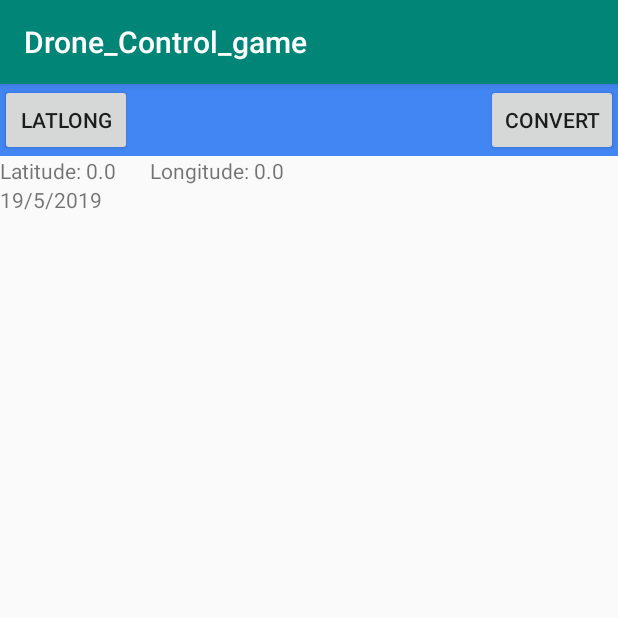
After one commit to siyu7866/drone_control_game, an Android app: the LocationListActivity screen opened directly, with no data from a screen before it, on a phone screen of 412 x 824 dp, the top half of it. The commit adds this screen. Run offline under Robolectric (Android 15) with nearby library versions, the phone set to English and light mode, and no system bars; libraries missing offline, so code that uses them is left out: com.google.maps, com.google.maps.model, dji.sdk.products.

Commit message:
final, not terminal commit

```diff
--- a/app/build.gradle
+++ b/app/build.gradle
@@ -9,6 +9,10 @@ android {
         versionCode 1
         versionName "1.0"
         testInstrumentationRunner "android.support.test.runner.AndroidJUnitRunner"
+    }
+    compileOptions {
+        sourceCompatibility 1.8
+        targetCompatibility 1.8
     }
     packagingOptions {
         doNotStrip "*/*/libdjivideo.so"
@@ -39,4 +43,6 @@ dependencies {
     androidTestImplementation 'com.android.support.test.espresso:espresso-core:3.0.2'
     implementation 'com.dji:dji-sdk:4.6'
     compileOnly 'com.dji:dji-sdk-provided:4.6'
+    implementation 'com.google.maps:google-maps-services:0.9.3'
+    implementation 'org.slf4j:slf4j-simple:1.7.25'
 }
--- a/app/src/main/AndroidManifest.xml
+++ b/app/src/main/AndroidManifest.xml
@@ -66,6 +66,7 @@
                 <category android:name="android.intent.category.LAUNCHER" />
             </intent-filter>
         </activity>
+        <activity android:name=".LocationListActivity" />
     </application>
 
 </manifest>
--- /dev/null
+++ b/app/src/main/java/importsdkdemo/dji/com/drone_control_game/Drone.java
@@ -0,0 +1,67 @@
+package importsdkdemo.dji.com.drone_control_game;
+
+import java.util.Calendar;
+
+public class Drone {
+    private double latitude;
+    private double longitude;
+    private Calendar flyingDate;
+    private int droneId;
+    private String formatFlyingDate;
+    private String address;
+
+    public Drone() {
+        droneId = -1;
+        latitude = 0;
+        longitude = 0;
+        flyingDate = Calendar.getInstance();
+    }
+
+    public double getLatitude() {
+        return latitude;
+    }
+
+    public void setLatitude(double i) {
+        latitude = i;
+    }
+
+    public double getLongitude() {
+        return longitude;
+    }
+
+    public void setLongitude(double i) {
+        longitude = i;
+    }
+
+    public Calendar getFlyingDate() {
+        return flyingDate;
+    }
+
+    public void setFlyingDate(Calendar c) {
+        flyingDate = c;
+    }
+
+    public String getFormatFlyingDate() {
+        return formatFlyingDate;
+    }
+
+    public void setFormatFlyingDate(String s) {
+        formatFlyingDate = s;
+    }
+
+    public int getDroneId() {
+        return droneId;
+    }
+
+    public void setDroneId(int i) {
+        droneId = i;
+    }
+
+    public String getAddress() {
+        return address;
+    }
+
+    public void setAddress(String s) {
+        address = s;
+    }
+}
--- /dev/null
+++ b/app/src/main/java/importsdkdemo/dji/com/drone_control_game/DroneDBHelper.java
@@ -0,0 +1,34 @@
+package importsdkdemo.dji.com.drone_control_game;
+
+import android.content.Context;
+import android.database.sqlite.SQLiteDatabase;
+import android.database.sqlite.SQLiteOpenHelper;
+
+public class DroneDBHelper extends SQLiteOpenHelper {
+    private static final String DATABASE_NAME = "dronedata.db";
+    private static final int DATABASE_VERSION = 2;
+
+    private static final String CREATE_TABLE_CONTACT =
+            "create table drone (_id integer primary key autoincrement, "
+                    + "flyingdate text, "
+                    + "latitude text, longitude text, "
+                    + "address text);";
+
+    public DroneDBHelper (Context context) {
+        super (context, DATABASE_NAME, null, DATABASE_VERSION);
+    }
+
+    @Override
+    public void onCreate (SQLiteDatabase db) {
+        db.execSQL(CREATE_TABLE_CONTACT);
+    }
+
+    @Override
+    public void onUpgrade (SQLiteDatabase db, int oldVersion, int newVersion) {
+        //Log.w(ContactDBHelper.class.getName(),
+        //"Upgrading database from version" + oldVersion + "to" + newVersion + ", which will destroy all old data");
+        //db.execSQL("DROP TABLE IF EXISTS contact");
+        //onCreate(db);
+    }
+
+}
--- /dev/null
+++ b/app/src/main/java/importsdkdemo/dji/com/drone_control_game/DroneDataSource.java
@@ -0,0 +1,123 @@
+package importsdkdemo.dji.com.drone_control_game;
+
+import android.content.ContentValues;
+import android.content.Context;
+import android.database.Cursor;
+import android.database.sqlite.SQLiteDatabase;
+import android.database.sqlite.SQLiteException;
+
+import java.util.ArrayList;
+import java.util.Calendar;
+
+public class DroneDataSource {
+
+    private SQLiteDatabase database;
+    private DroneDBHelper dbHelper;
+
+    public DroneDataSource(Context context) {
+        dbHelper = new DroneDBHelper(context);
+    }
+
+    public void open() throws SQLiteException {
+        database = dbHelper.getWritableDatabase();
+    }
+
+    public void close() {
+        dbHelper.close();
+    }
+
+    public void insertFlightData(Drone d) {
+        //boolean didSucceed = false;
+        try {
+            ContentValues initialValues = new ContentValues();
+            int month = d.getFlyingDate().get(Calendar.MONTH) + 1;
+            initialValues.put("flyingdate", String.valueOf(d.getFlyingDate().get(Calendar.DAY_OF_MONTH) + "/" + month + "/" +
+            d.getFlyingDate().get(Calendar.YEAR)));
+            initialValues.put("latitude", d.getLatitude());
+            initialValues.put("longitude", d.getLongitude());
+
+            database.insert("drone", null, initialValues);
+            //didSucceed = database.insert("drone", null, initialValues) > 0;
+        }
+        catch (Exception e) {
+
+        }
+        //return didSucceed;
+    }
+
+    public void insertLocationAddress(Drone d) {
+        try {
+            int rowId = d.getDroneId();
+            ContentValues updatedValues = new ContentValues();
+            updatedValues.put("flyingdate", d.getFormatFlyingDate());
+            updatedValues.put("latitude", d.getLatitude());
+            updatedValues.put("longitude", d.getLongitude());
+            updatedValues.put("address", d.getAddress());
+
+            database.update("drone", updatedValues, "_id=" + rowId, null);
+        }
+        catch (Exception e) {
+
+        }
+    }
+
+    public ArrayList<Drone> getFlyingData() {
+        ArrayList<Drone> flyingData = new ArrayList<Drone>();
+        Cursor cursor = null;
+
+        try {
+            String query = "SELECT * FROM drone";
+            cursor = database.rawQuery(query, null);
+
+            Drone d;
+            cursor.moveToFirst();
+            while (!cursor.isAfterLast()) {
+                d = new Drone();
+                //Calendar calendar = Calendar.getInstance();
+                //calendar.setTimeInMillis(Long.valueOf(cursor.getString(0)));
+                //d.setFlyingDate(calendar);
+                d.setDroneId(cursor.getInt(0));
+                d.setFormatFlyingDate(cursor.getString(1));
+                d.setLatitude(cursor.getDouble(2));
+                d.setLongitude(cursor.getDouble(3));
+                d.setAddress(cursor.getString(4));
+                flyingData.add(d);
+                cursor.moveToNext();
+            }
+            cursor.close();
+        }
+        catch (Exception e) {
+            flyingData = new ArrayList<Drone>();
+        }
+        return flyingData;
+    }
+
+    public ArrayList<Drone> getLalLongs() {
+        ArrayList<Drone> locationLalLongs = new ArrayList<Drone>();
+        Cursor cursor = null;
+
+        try {
+            String query = "SELECT DISTINCT latitude, longitude FROM drone";
+            cursor = database.rawQuery(query, null);
+
+            Drone d;
+            cursor.moveToFirst();
+            while (!cursor.isAfterLast()) {
+                d = new Drone();
+                //if (d.getLatitude() = null) {
+                    //cursor.moveToNext();
+                //} else {
+                    d.setLatitude(cursor.getDouble(0));
+                    d.setLongitude(cursor.getDouble(1));
+                    locationLalLongs.add(d);
+                    cursor.moveToNext();
+                //}
+            }
+            cursor.close();
+        }
+        catch (Exception e) {
+            locationLalLongs = new ArrayList<Drone>();
+        }
+        return locationLalLongs;
+    }
+}
--- /dev/null
+++ b/app/src/main/java/importsdkdemo/dji/com/drone_control_game/FlyingDataAdapter.java
@@ -0,0 +1,51 @@
+package importsdkdemo.dji.com.drone_control_game;
+
+import android.content.Context;
+import android.text.format.DateFormat;
+import android.view.LayoutInflater;
+import android.view.View;
+import android.view.ViewGroup;
+import android.widget.ArrayAdapter;
+import android.widget.Button;
+import android.widget.TextView;
+
+import java.util.ArrayList;
+
+public class FlyingDataAdapter extends ArrayAdapter<Drone> {
+    private ArrayList<Drone> items;
+    private Context adapterContext;
+
+    public FlyingDataAdapter(Context context, ArrayList<Drone> items) {
+        super(context, R.layout.list_item_location, items);
+        adapterContext = context;
+        this.items = items;
+    }
+
+    @Override
+    public View getView(int position, View convertView, ViewGroup parent) {
+        View v = convertView;
+        try {
+            Drone drones = items.get(position);
+
+            if (v == null) {
+                LayoutInflater vi = (LayoutInflater)
+                        adapterContext.getSystemService(Context.LAYOUT_INFLATER_SERVICE);
+                v = vi.inflate(R.layout.list_item_location, null);
+            }
+
+            TextView txtLatitude = (TextView) v.findViewById(R.id.textLatitude);
+            TextView txtLongitude = (TextView) v.findViewById(R.id.textLongitude);
+            TextView txtFlyingDate = (TextView) v.findViewById(R.id.textDate);
+
+            txtLatitude.setText("Latitude: " + String.valueOf(drones.getLatitude()));
+            txtLongitude.setText("Longitude: " + String.valueOf(drones.getLongitude()));
+            txtFlyingDate.setText(drones.getFormatFlyingDate());
+            //birthday.setText(DateFormat.format("MM/dd/yyyy", currentContact.getBirthday().getTimeInMillis()).toString());
+        }
+        catch (Exception e) {
+            e.printStackTrace();
+            e.getCause();
+        }
+        return v;
+    }
+}
--- /dev/null
+++ b/app/src/main/java/importsdkdemo/dji/com/drone_control_game/LocationListActivity.java
@@ -0,0 +1,177 @@
+package importsdkdemo.dji.com.drone_control_game;
+
+import android.content.Context;
+import android.net.ConnectivityManager;
+import android.net.NetworkInfo;
+import android.os.Bundle;
+import android.support.v7.app.AppCompatActivity;
+import android.view.Menu;
+import android.view.View;
+import android.widget.Button;
+import android.widget.ListView;
+import android.widget.Toast;
+
+import com.google.maps.GeoApiContext;
+import com.google.maps.GeocodingApi;
+import com.google.maps.model.GeocodingResult;
+import com.google.maps.model.LatLng;
+
+import java.util.ArrayList;
+
+import dji.sdk.products.Aircraft;
+
+public class LocationListActivity extends AppCompatActivity {
+
+    ArrayList<Drone> flyingData;
+    ArrayList<Drone> locationLalLongs;
+    FlyingDataAdapter flyingDataAdapter;
+    FormattedAddressAdapter formattedAddressAdapter;
+    //BaseComponent mBaseComponent;
+
+    @Override
+    public void onCreate(Bundle saveInstanceState) {
+        super.onCreate(saveInstanceState);
+        setContentView(R.layout.activity_flightdata);
+
+        initButtonConvertLocation();
+        initButtonLatLong();
+    }
+
+    @Override
+    public boolean onCreateOptionsMenu(Menu menu) {
+        getMenuInflater();
+        return true;
+    }
+
+    public void onResume() {
+        super.onResume();
+
+        DroneDataSource ds = new DroneDataSource(this);
+        try {
+            ds.open();
+            flyingData = ds.getFlyingData();
+            ds.close();
+            ListView listFlightData = (ListView) findViewById(R.id.listFlightData);
+            flyingDataAdapter = new FlyingDataAdapter(LocationListActivity.this, flyingData);
+            listFlightData.setAdapter(flyingDataAdapter);
+        }
+        catch (Exception e) {
+            Toast.makeText(this, "Error retrieving flying data", Toast.LENGTH_LONG).show();
+        }
+    }
+
+    private boolean isNetworkConnected() {
+        ConnectivityManager connectivityManager = (ConnectivityManager) this.getApplicationContext().
+                getSystemService(Context.CONNECTIVITY_SERVICE);
+        NetworkInfo info = connectivityManager.getActiveNetworkInfo();
+
+        Aircraft aircraft = DJISimulatorApplication.getAircraftInstance();
+
+        if (aircraft == null || !aircraft.isConnected()) {
+            if (info != null && info.isConnected()) {
+                //Toast.makeText(this, "Network connected", Toast.LENGTH_LONG).show();
+                return true;
+            } else {
+                //Toast.makeText(this, "No network found", Toast.LENGTH_LONG).show();
+                return false;
+            }
+            //Toast.makeText(this, "No drone found", Toast.LENGTH_LONG).show();
+            //return false;
+        } else {
+            //Toast.makeText(this, "drone connected, and no network available", Toast.LENGTH_LONG).show();
+            return false;
+        }
+        /*if (info != null && info.isConnected()) {
+            Toast.makeText(this, "Network connected", Toast.LENGTH_LONG).show();
+            return true;
+        } else {
+            Toast.makeText(this, "No network found", Toast.LENGTH_LONG).show();
+            return false;
+        }*/
+    }
+
+    private void initButtonConvertLocation() {
+        Button buttonConvertLocation = (Button) findViewById(R.id.buttonConvertLocation);
+        buttonConvertLocation.setOnClickListener(new View.OnClickListener() {
+            @Override
+            public void onClick(View v) {
+                if (isNetworkConnected()) {
+                    DroneDataSource ds = new DroneDataSource(LocationListActivity.this);
+                    ds.open();
+                    locationLalLongs = ds.getLalLongs();
+                    ds.close();
+                    GeoApiContext context = new GeoApiContext.Builder().apiKey("AIzaSyBh508HhgYxpr3U54qV_rik5ekuykKdbWI").build();
+
+                    for (int i = 0; i < locationLalLongs.size(); i++) {
+                        if (locationLalLongs.get(i).getLatitude() != 0) {
+                            String convertedAddress = new String();
+                            LatLng mLatLng = new LatLng(locationLalLongs.get(i).getLatitude(), locationLalLongs.get(i).getLongitude());
+                            try {
+                                GeocodingResult[] results =  GeocodingApi.reverseGeocode(context, mLatLng).await();
+                                convertedAddress = results[0].formattedAddress;
+                                //Drone d = new Drone();
+                                //flyingData = ds.getFlyingData();
+                                //Toast.makeText(LocationListActivity.this, results[0].formattedAddress, Toast.LENGTH_LONG).show();
+                            } catch (final Exception e) {
+                                //e.printStackTrace();
+                            }
+                            for (int j = 0; j < flyingData.size(); j++) {
+                                if (flyingData.get(j).getLatitude() == locationLalLongs.get(i).getLatitude() &
+                                        flyingData.get(j).getLongitude() == locationLalLongs.get(i).getLongitude()) {
+                                    Drone d = new Drone();
+                                    ds.open();
+                                    d.setDroneId(flyingData.get(j).getDroneId());
+                                    d.setFormatFlyingDate(flyingData.get(j).getFormatFlyingDate());
+                                    d.setLatitude(flyingData.get(j).getLatitude());
+                                    d.setLongitude(flyingData.get(j).getLongitude());
+                                    d.setAddress(convertedAddress);
+                                    ds.insertLocationAddress(d);
+                                    ds.close();
+                                }
+                            }
+
+                        }
+                    }
+                    try {
+                        ds.open();
+                        flyingData = ds.getFlyingData();
+                        ds.close();
+                        ListView listView = (ListView) findViewById(R.id.listFlightData);
+                        formattedAddressAdapter = new FormattedAddressAdapter(LocationListActivity.this, flyingData);
+                        listView.setAdapter(formattedAddressAdapter);
+                    }
+                    catch (Exception e) {
+                        Toast.makeText(LocationListActivity.this, "Error retrieving flying data", Toast.LENGTH_LONG).show();
+                    }
+
+                    //Log.i("Address", addresses.get(0).getAddressLine(0));
+                    //Toast.makeText(LocationListActivity.this, addresses.get(0).getAddressLine(0), Toast.LENGTH_LONG).show();
+                } else {
+                    Toast.makeText(LocationListActivity.this, "Please connect to network to convert", Toast.LENGTH_LONG).show();
+                }
+                //isNetworkConnected();
+            }
+        });
+    }
+
+    private void initButtonLatLong() {
+        Button buttonLatLong = (Button) findViewById(R.id.buttonLatLong);
+        buttonLatLong.setOnClickListener(new View.OnClickListener() {
+            @Override
+            public void onClick(View v) {
+                DroneDataSource ds = new DroneDataSource(LocationListActivity.this);
+                try {
+                    ds.open();
+                    flyingData = ds.getFlyingData();
+                    ds.close();
+                    ListView listFlightData = (ListView) findViewById(R.id.listFlightData);
+                    flyingDataAdapter = new FlyingDataAdapter(LocationListActivity.this, flyingData);
+                    listFlightData.setAdapter(flyingDataAdapter);
+                }
+                catch (Exception e) {
+                    Toast.makeText(LocationListActivity.this, "Error retrieving flying data", Toast.LENGTH_LONG).show();
+                }
+            }
+        });
+    }
+}
--- /dev/null
+++ b/app/src/main/res/layout/activity_flightdata.xml
@@ -0,0 +1,33 @@
+<?xml version="1.0" encoding="utf-8"?>
+<RelativeLayout xmlns:android="http://schemas.android.com/apk/res/android"
+    android:layout_width="match_parent" android:layout_height="match_parent">
+
+    <RelativeLayout
+        android:id="@+id/snackBar"
+        android:layout_width="match_parent"
+        android:layout_height="wrap_content"
+        android:background="@color/colorSnackBar">
+
+        <Button
+            android:id="@+id/buttonConvertLocation"
+            android:layout_width="wrap_content"
+            android:layout_height="wrap_content"
+            android:layout_alignParentTop="true"
+            android:layout_alignParentEnd="true"
+            android:text="Convert" />
+
+        <Button
+            android:id="@+id/buttonLatLong"
+            android:layout_width="wrap_content"
+            android:layout_height="wrap_content"
+            android:layout_alignParentStart="true"
+            android:text="LatLong" />
+    </RelativeLayout>
+
+    <ListView
+        android:id="@+id/listFlightData"
+        android:layout_width="match_parent"
+        android:layout_height="wrap_content"
+        android:layout_below="@id/snackBar"/>
+
+</RelativeLayout>
--- /dev/null
+++ b/app/src/main/res/layout/list_item_location.xml
@@ -0,0 +1,29 @@
+<?xml version="1.0" encoding="utf-8"?>
+<RelativeLayout xmlns:android="http://schemas.android.com/apk/res/android"
+    android:layout_width="match_parent" android:layout_height="match_parent">
+
+    <RelativeLayout
+        android:layout_width="match_parent"
+        android:layout_height="wrap_content">
+
+        <TextView
+            android:id="@+id/textLatitude"
+            android:layout_width="100dp"
+            android:layout_height="wrap_content"
+            android:text="Latitude:" />
+
+        <TextView
+            android:id="@+id/textDate"
+            android:layout_width="match_parent"
+            android:layout_height="wrap_content"
+            android:layout_below="@+id/textLatitude"
+            android:text="Date:" />
+
+        <TextView
+            android:id="@+id/textLongitude"
+            android:layout_width="100dp"
+            android:layout_height="wrap_content"
+            android:layout_toRightOf="@id/textLatitude"
+            android:text="Longitude:" />
+    </RelativeLayout>
+</RelativeLayout>
--- a/app/src/main/res/values/colors.xml
+++ b/app/src/main/res/values/colors.xml
@@ -3,4 +3,5 @@
     <color name="colorPrimary">#008577</color>
     <color name="colorPrimaryDark">#00574B</color>
     <color name="colorAccent">#D81B60</color>
+    <color name="colorSnackBar">#4286f4</color>
 </resources>
--- a/build.gradle
+++ b/build.gradle
@@ -3,6 +3,7 @@
 buildscript {
 
     repositories {
+        mavenCentral()
         google()
         jcenter()
     }
```
Also changed, not shown: app/src/main/java/importsdkdemo/dji/com/drone_control_game/ControlActivity.java (+62 -1 lines), app/src/main/java/importsdkdemo/dji/com/drone_control_game/FormattedAddressAdapter.java (added, +47 -0 lines), app/src/main/res/layout/activity_control.xml (+27 -1 lines), app/src/main/res/layout/list_item_formattedaddress.xml (added, +23 -0 lines).
